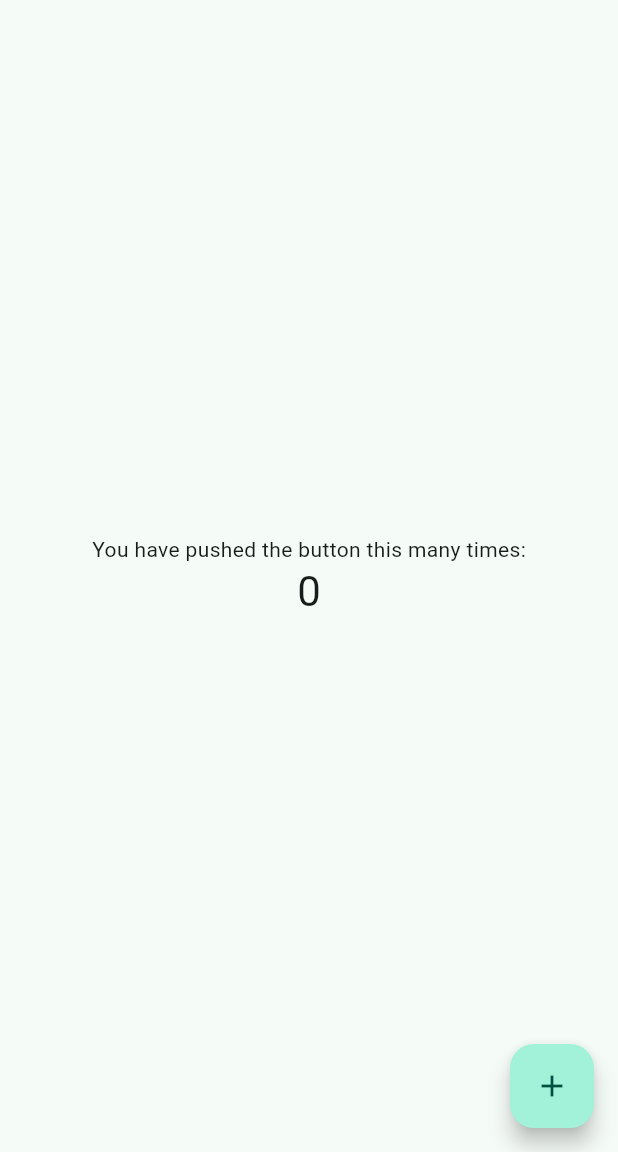
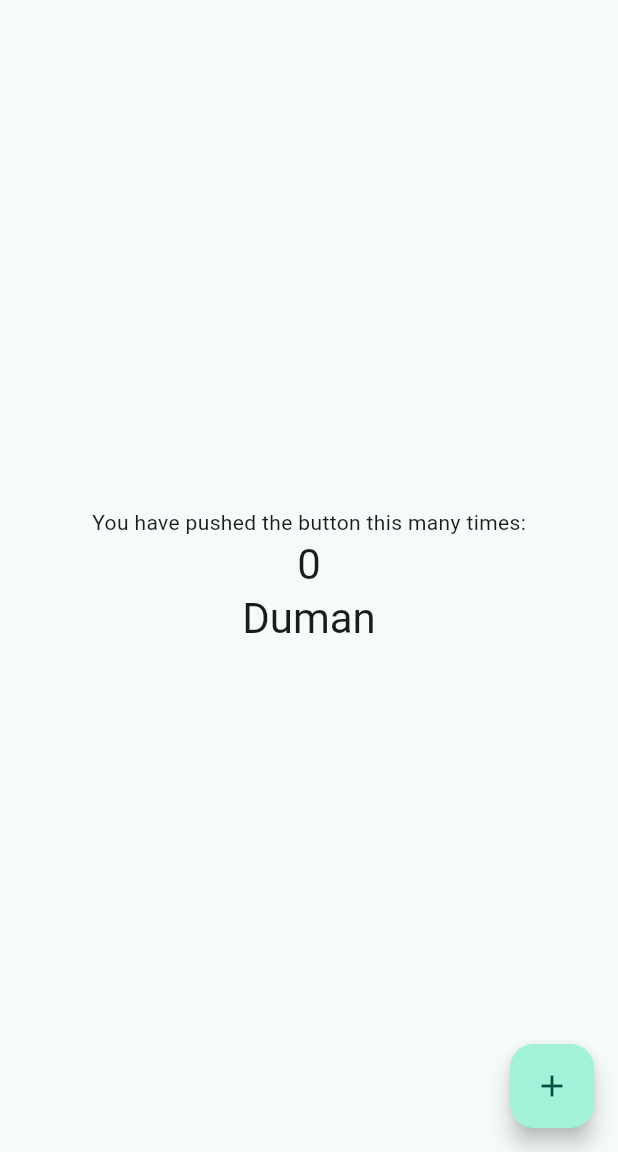
Before and after one commit to selingl/flutter_example, a Flutter app: the screen it shows after launch, on a phone screen of 412 x 824 dp, the part 84-1236 px from its top. Run offline on Flutter 3.47's test engine with Material 3 defaults, Android fonts, the phone set to English and light mode, and no system bars.

Commit message:
added new String to StatefulWidget of MyHomePage which interacts when the button is clicked

```diff
--- a/lib/main.dart
+++ b/lib/main.dart
@@ -65,6 +65,7 @@ class MyHomePage extends StatefulWidget {
 
 class _MyHomePageState extends State<MyHomePage> {
   int _counter = 0;
+  String myCat = 'Duman';
 
   void _incrementCounter() {
     setState(() {
@@ -74,6 +75,7 @@ class _MyHomePageState extends State<MyHomePage> {
       // _counter without calling setState(), then the build method would not be
       // called again, and so nothing would appear to happen.
       _counter++;
+      myCat = 'Lina';
     });
   }
 
@@ -119,6 +121,10 @@ class _MyHomePageState extends State<MyHomePage> {
               '$_counter',
               style: Theme.of(context).textTheme.headlineMedium,
             ),
+            Text(
+              myCat,
+              style: Theme.of(context).textTheme.headlineMedium,
+            ),
           ],
         ),
       ),
```
